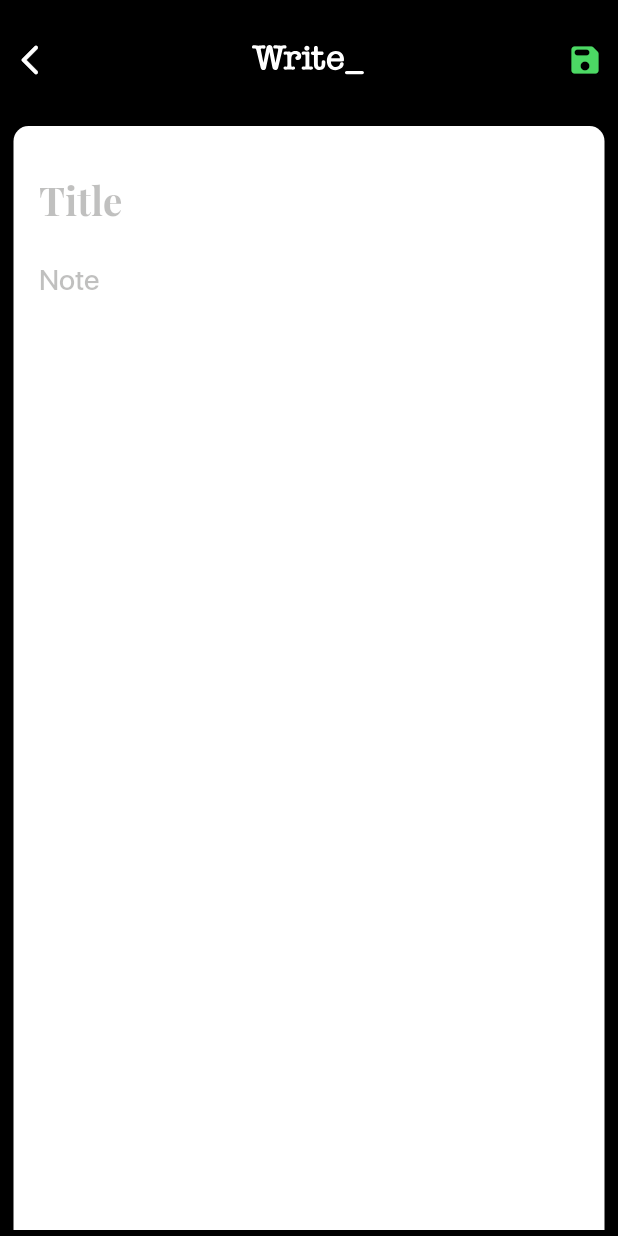
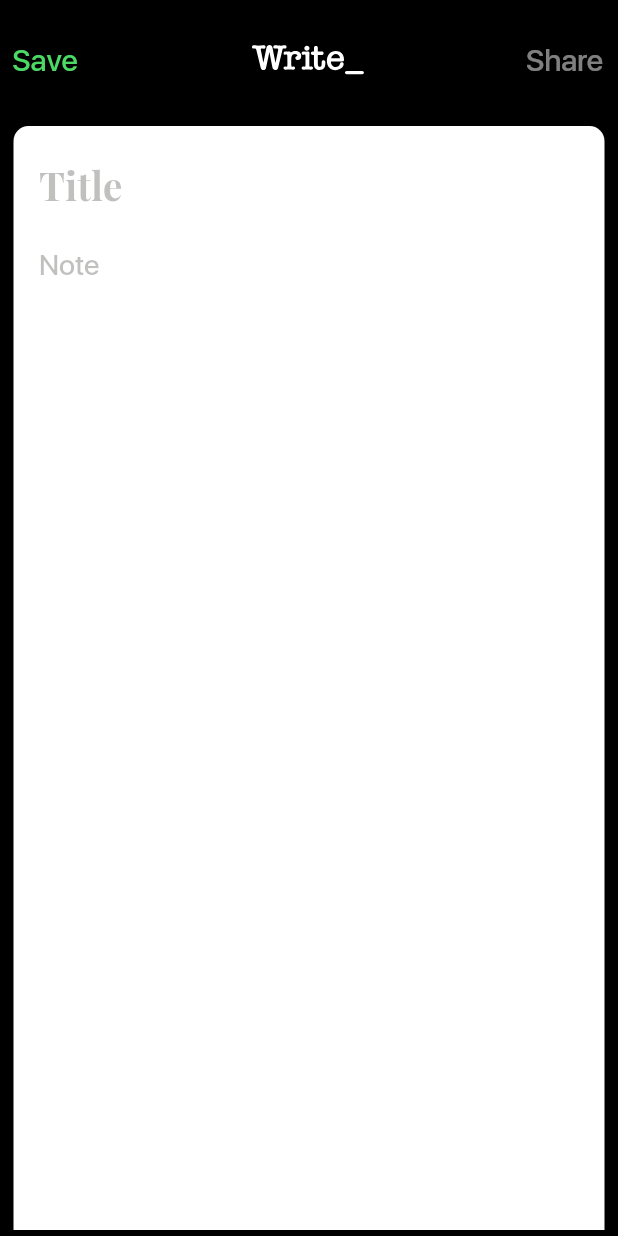
Before and after one commit to pawanparihar05/Write_, a Flutter app: the CreateNote screen opened directly, on a phone screen of 412 x 824 dp. Run offline on Flutter 3.47's test engine with Material 2 defaults, Android fonts, the phone set to English and light mode, and no system bars; our stand-ins replace flutter_svg; project files that could hold a hidden picture were left out.

Commit message:
- toolbar buttons replaced with text in create_note_screen.dart

```diff
--- a/lib/constants/dimens.dart
+++ b/lib/constants/dimens.dart
@@ -3,5 +3,4 @@ const borderRadius = 10.0;
 const appPadding = 10.0;
 const bottomNavItemPadding = 6.0;
 const toolbarHeight = 80.0;
-const toolbarLeftIconStartPadding = 40.0;
 const toolbarRightIconEndPadding = 10.0;
--- a/lib/screens/create_note_screen.dart
+++ b/lib/screens/create_note_screen.dart
@@ -27,20 +27,32 @@ class _CreateNoteState extends State<CreateNote> {
         toolbarHeight: toolbarHeight,
         centerTitle: true,
         backgroundColor: appBlack,
-        leadingWidth: toolbarLeftIconStartPadding,
+        leadingWidth: 60,
         leading: GestureDetector(
           onTap: goBack,
-          child: const Icon(
-            Icons.arrow_back_ios_new_rounded,
-            color: Colors.white,
+          child: const Center(
+            child: Text(
+              "Save",
+              style: TextStyle(
+                  color: appGreen,
+                  fontSize: 20,
+                  fontWeight: FontWeight.w400,
+                  fontFamily: "SFUiDisplay"),
+            ),
           ),
         ),
         actions: const [
-          Padding(
-            padding: EdgeInsets.only(right: toolbarRightIconEndPadding),
-            child: Icon(
-              Icons.save_rounded,
-              color: appGreen,
+          Center(
+            child: Padding(
+              padding: EdgeInsets.only(right: toolbarRightIconEndPadding),
+              child: Text(
+                "Share",
+                style: TextStyle(
+                    color: hintGrey,
+                    fontSize: 20,
+                    fontWeight: FontWeight.w400,
+                    fontFamily: "SFUiDisplay"),
+              ),
             ),
           ),
         ],
@@ -63,7 +75,7 @@ class _CreateNoteState extends State<CreateNote> {
             child: Column(
               crossAxisAlignment: CrossAxisAlignment.stretch,
               children: const [
-                SizedBox(height: 20),
+                SizedBox(height: 10),
                 TextField(
                   keyboardType: TextInputType.text,
                   maxLines: null,
--- a/lib/screens/read_note_screen.dart
+++ b/lib/screens/read_note_screen.dart
@@ -26,7 +26,7 @@ class _ReadNoteState extends State<ReadNote> {
         toolbarHeight: toolbarHeight,
         centerTitle: true,
         backgroundColor: Colors.transparent,
-        leadingWidth: toolbarLeftIconStartPadding,
+        leadingWidth: 40,
         leading: GestureDetector(
           onTap: goBack,
           child: const Icon(
@@ -39,7 +39,7 @@ class _ReadNoteState extends State<ReadNote> {
             padding: EdgeInsets.only(right: toolbarRightIconEndPadding),
             child: Icon(
               Icons.ios_share_rounded,
-              color: appGreen,
+              color: detailTextGrey,
             ),
           ),
         ],
@@ -52,7 +52,7 @@ class _ReadNoteState extends State<ReadNote> {
         child: Column(
           crossAxisAlignment: CrossAxisAlignment.stretch,
           children: [
-            const SizedBox(height: 20),
+            const SizedBox(height: 10),
             const Text(
               "Song for the Old Ones",
               textAlign: TextAlign.start,
```
